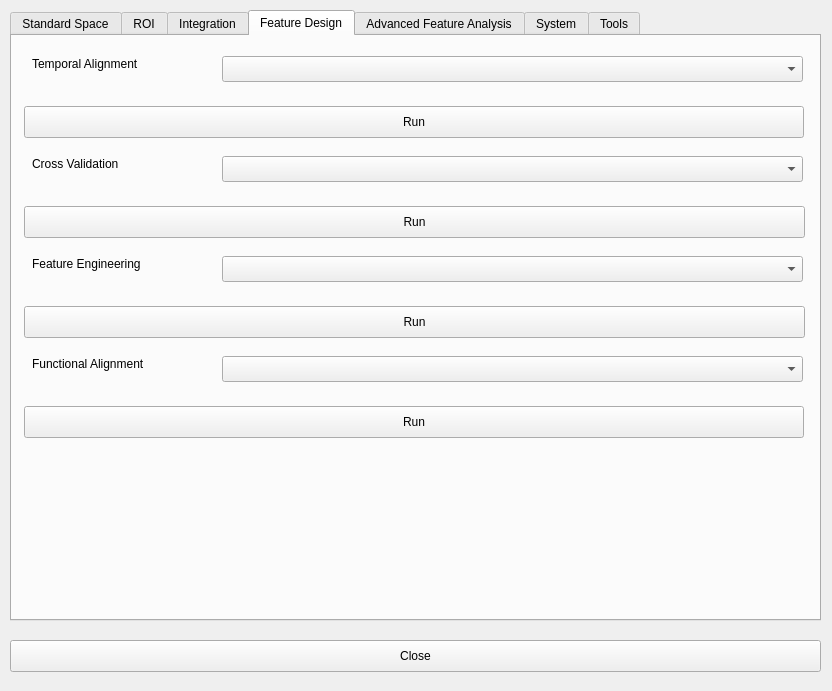
The window that GUI/frmFeatureAnalysisGUI.ui (myousefnezhad/easyfmri) describes before a commit, drawn with Qt 5.
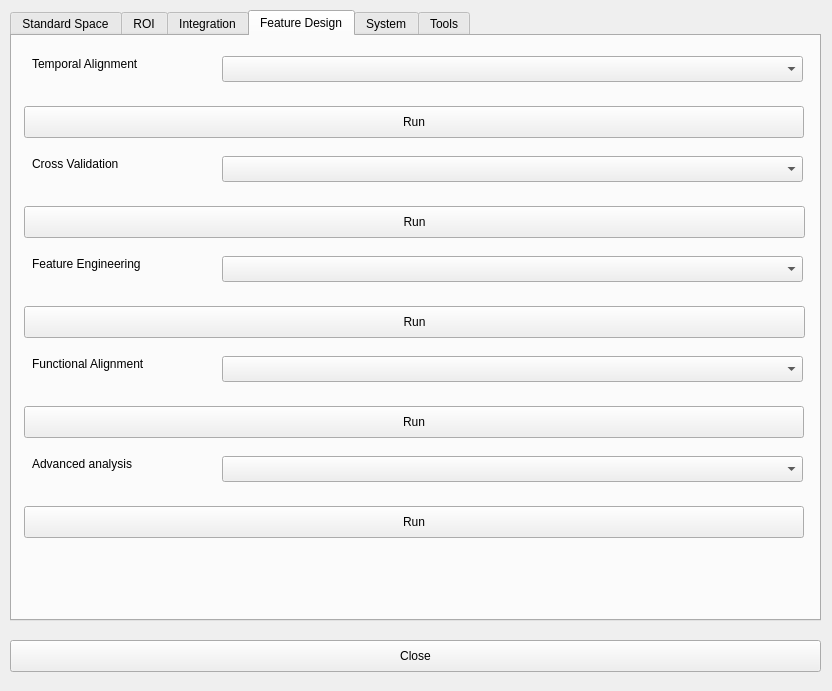
The same window after the commit. The open tabs and pages were chosen to show the change.

The edit to the form file:
```diff
--- a/GUI/frmFeatureAnalysisGUI.ui
+++ b/GUI/frmFeatureAnalysisGUI.ui
@@ -2421,16 +2421,11 @@
       </rect>
      </property>
     </widget>
-   </widget>
-   <widget class="QWidget" name="tab_4">
-    <attribute name="title">
-     <string>Advanced Feature Analysis</string>
-    </attribute>
-    <widget class="QPushButton" name="btnWARun">
+    <widget class="QPushButton" name="btnAARun">
      <property name="geometry">
       <rect>
        <x>12</x>
-       <y>80</y>
+       <y>470</y>
        <width>780</width>
        <height>32</height>
       </rect>
@@ -2439,27 +2434,27 @@
       <string>Run</string>
      </property>
     </widget>
-    <widget class="QComboBox" name="cbWA">
-     <property name="geometry">
-      <rect>
-       <x>210</x>
-       <y>30</y>
-       <width>581</width>
-       <height>26</height>
-      </rect>
-     </property>
-    </widget>
     <widget class="QLabel" name="label_52">
      <property name="geometry">
       <rect>
        <x>20</x>
-       <y>30</y>
+       <y>420</y>
        <width>191</width>
        <height>16</height>
       </rect>
      </property>
      <property name="text">
-      <string>Wise area analysis</string>
+      <string>Advanced analysis</string>
+     </property>
+    </widget>
+    <widget class="QComboBox" name="cbAA">
+     <property name="geometry">
+      <rect>
+       <x>210</x>
+       <y>420</y>
+       <width>581</width>
+       <height>26</height>
+      </rect>
      </property>
     </widget>
    </widget>
```
